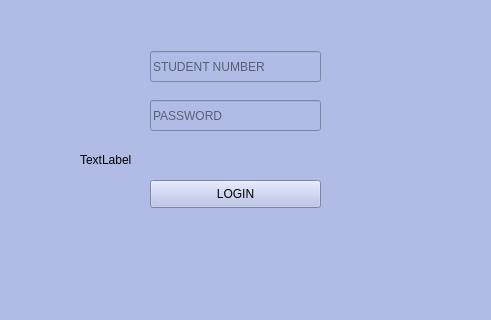
Above: ui/studentLoginPage.ui from fbucak/school-management-system before the change; both pictures show x 160 to 651 and y 170 to 490 of the 800 by 600 pixel window. Below: the same form after it.
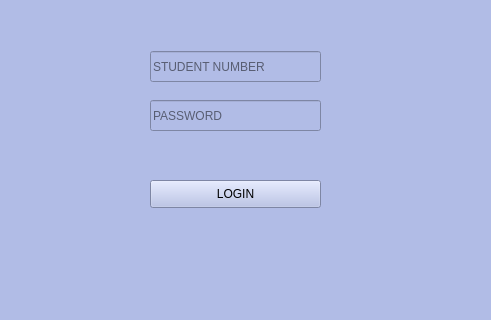
That is the form after the change.

Patch:
```diff
--- a/ui/studentLoginPage.ui
+++ b/ui/studentLoginPage.ui
@@ -94,7 +94,7 @@
      </rect>
     </property>
     <property name="text">
-     <string>TextLabel</string>
+     <string/>
     </property>
    </widget>
   </widget>
```
Left out of the diff: 3 changed lines with no effect on the pictures.
